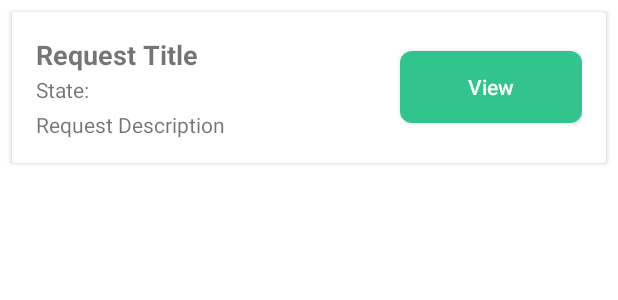
After one commit to abdelrahmanHamdyG/Books-Exchange-App, an Android app: the layout requests_recycler.xml on its own in the app's theme, with its tools: preview values and no code run, on a phone screen of 412 x 824 dp. The commit adds this screen. Shown: the top 300 px of the screen. Run offline under Robolectric (Android 15) with nearby library versions, the phone set to English and light mode, and no system bars.

Commit message:
Recycler Requests

```diff
--- /dev/null
+++ b/app/src/main/res/layout/requests_recycler.xml
@@ -0,0 +1,61 @@
+<!-- request_item.xml -->
+<androidx.cardview.widget.CardView
+    xmlns:android="http://schemas.android.com/apk/res/android"
+    android:layout_width="match_parent"
+    android:layout_height="wrap_content"
+    android:layout_margin="8dp"
+    android:elevation="4dp">
+
+    <LinearLayout
+        android:layout_width="match_parent"
+        android:layout_height="wrap_content"
+        android:orientation="horizontal"
+        android:padding="16dp">
+
+        <!-- LinearLayout for text views -->
+        <LinearLayout
+            android:layout_width="0dp"
+            android:layout_height="wrap_content"
+            android:layout_weight="1"
+            android:orientation="vertical">
+
+            <!-- TextView for Request Title -->
+            <TextView
+                android:id="@+id/request_title_item"
+                android:layout_width="wrap_content"
+                android:layout_height="wrap_content"
+                android:text="Request Title"
+                android:textSize="18sp"
+                android:textStyle="bold" />
+
+            <!-- TextView for Request Description -->
+            <TextView
+                android:id="@+id/request_state_item"
+                android:layout_width="wrap_content"
+                android:layout_height="wrap_content"
+                android:text="State: "
+                android:textSize="14sp"
+                android:layout_marginTop="1dp" />
+
+            <TextView
+                android:id="@+id/request_description_item"
+                android:layout_width="wrap_content"
+                android:layout_height="wrap_content"
+                android:text="Request Description"
+                android:textSize="14sp"
+                android:layout_marginTop="4dp" />
+
+        </LinearLayout>
+
+        <androidx.appcompat.widget.AppCompatButton
+            android:id="@+id/button_item"
+            android:layout_gravity="center"
+            android:textColor="@color/white"
+            android:background="@drawable/button_sign_in"
+            android:textAllCaps="false"
+            android:layout_width="0dp"
+            android:layout_weight="0.5"
+            android:layout_height="wrap_content"
+            android:text="View" />
+    </LinearLayout>
+</androidx.cardview.widget.CardView>
```
Also changed, not shown: app/src/main/java/com/example/bookexchange/Adapters/RequestsRecyclerAdapter.kt (added, +135 -0 lines), app/src/main/java/com/example/bookexchange/UI/RequestsFragment.kt (+29 -4 lines), app/src/main/java/com/example/bookexchange/ViewModels/RequestsFragmentViewModel.kt (+44 -1 lines), app/src/main/res/layout/fragment_requests.xml (+6 -3 lines).
